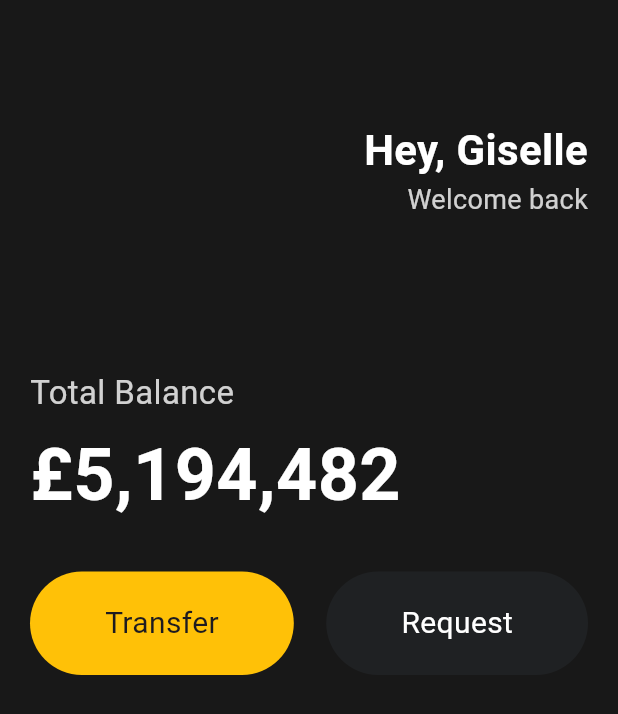
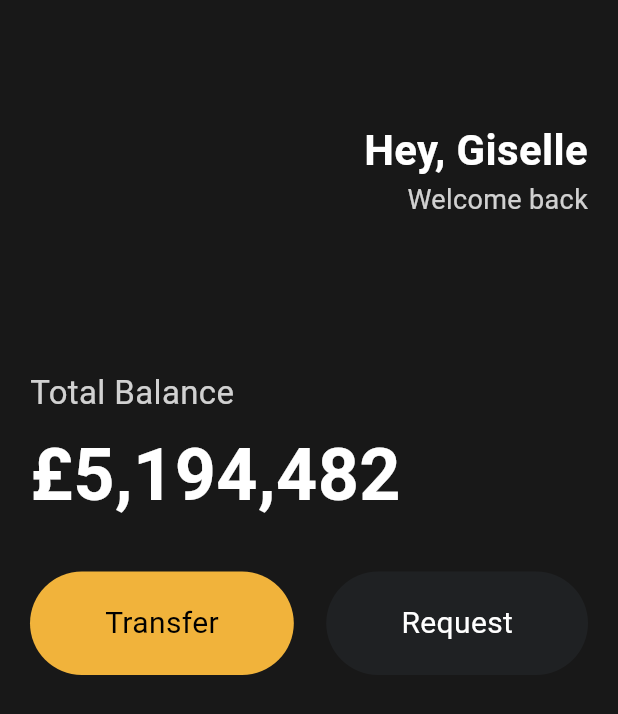
Before and after one commit to gisellekim/dart, a Flutter app: the screen it shows after launch, on a phone screen of 412 x 824 dp. Shown: the top 714 px of the screen. Run offline on Flutter 3.47's test engine with Material 3 defaults, Android fonts, the phone set to English and light mode, and no system bars.

Commit message:
feat: change button part to using custom widgets

```diff
--- a/lib/main.dart
+++ b/lib/main.dart
@@ -1,3 +1,4 @@
+import 'package:digitalcomic/widgets/button.dart';
 import 'package:flutter/material.dart';
 
 void main() {
@@ -70,43 +71,18 @@
                 const SizedBox(
                   height: 30,
                 ),
-                Row(
+                const Row(
                     mainAxisAlignment: MainAxisAlignment.spaceBetween,
                     children: [
-                      Container(
-                        decoration: BoxDecoration(
-                            color: Colors.amber,
-                            borderRadius: BorderRadius.circular(45)),
-                        child: const Padding(
-                          padding: EdgeInsets.symmetric(
-                            vertical: 20,
-                            horizontal: 50,
-                          ),
-                          child: Text(
-                            'Transfer',
-                            style: TextStyle(
-                              fontSize: 20,
-                            ),
-                          ),
-                        ),
+                      Button(
+                        text: 'Transfer',
+                        bgColor: Color(0xFFF1B33B),
+                        textColor: Colors.black,
                       ),
-                      Container(
-                        decoration: BoxDecoration(
-                            color: const Color(0xfff1f2123),
-                            borderRadius: BorderRadius.circular(45)),
-                        child: const Padding(
-                          padding: EdgeInsets.symmetric(
-                            vertical: 20,
-                            horizontal: 50,
-                          ),
-                          child: Text(
-                            'Request',
-                            style: TextStyle(
-                              fontSize: 20,
-                              color: Colors.white,
-                            ),
-                          ),
-                        ),
+                      Button(
+                        text: 'Request',
+                        bgColor: Color(0xfff1f2123),
+                        textColor: Colors.white,
                       ),
                     ])
               ],
--- /dev/null
+++ b/lib/widgets/button.dart
@@ -0,0 +1,37 @@
+import 'package:flutter/material.dart';
+
+class Button extends StatelessWidget {
+  final String text;
+  final Color bgColor;
+  final Color textColor;
+
+  const Button({
+    super.key,
+    required this.text,
+    required this.bgColor,
+    required this.textColor,
+  });
+
+  @override
+  Widget build(BuildContext context) {
+    return Container(
+      decoration: BoxDecoration(
+        color: bgColor,
+        borderRadius: BorderRadius.circular(45),
+      ),
+      child: Padding(
+        padding: const EdgeInsets.symmetric(
+          vertical: 20,
+          horizontal: 50,
+        ),
+        child: Text(
+          text,
+          style: TextStyle(
+            color: textColor,
+            fontSize: 20,
+          ),
+        ),
+      ),
+    );
+  }
+}
```
